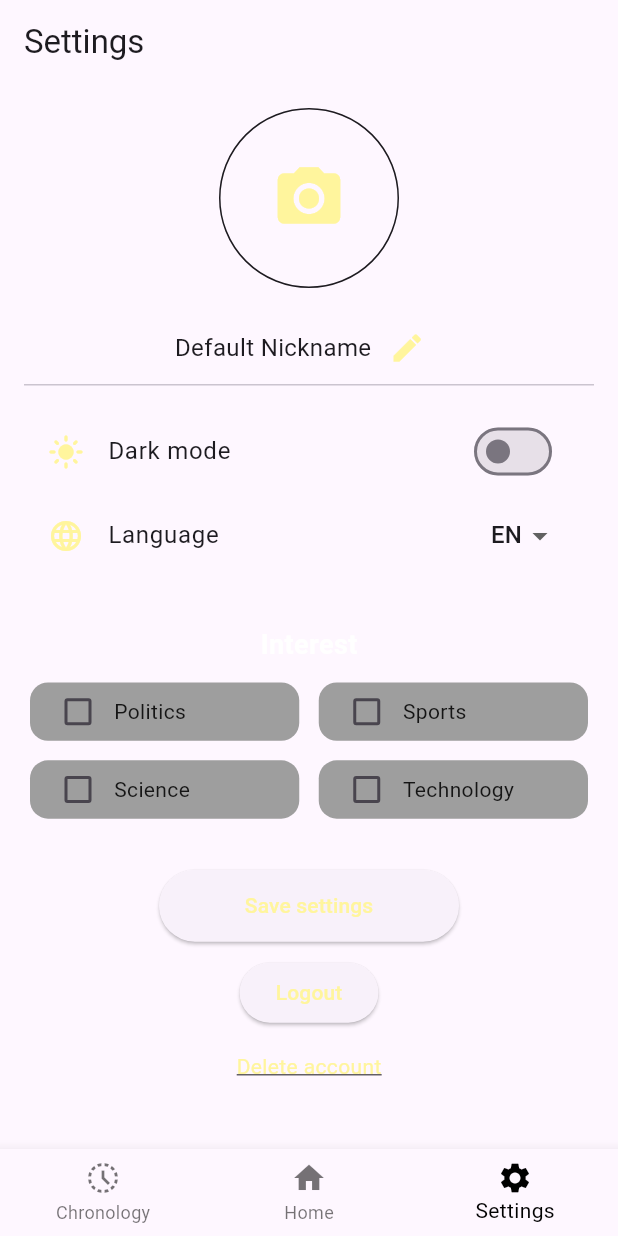
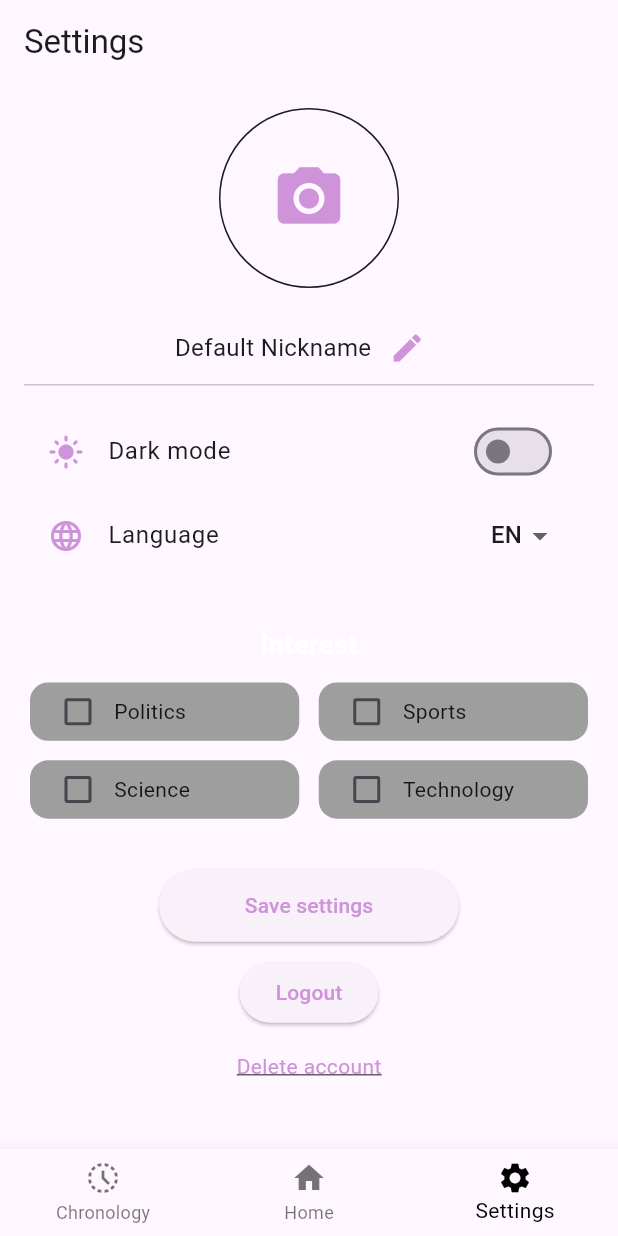
Before and after one commit to VittoDeBonis/news_lence_stage, a Flutter app: the HomePage screen opened by its route, item 3 of the bottom bar chosen, on a phone screen of 412 x 824 dp. Run offline on Flutter 3.47's test engine with Material 3 defaults, Android fonts, the phone set to English and light mode, and no system bars; our stand-ins replace cached_network_image, cloud_firestore, dash_chat_2, firebase_auth, firebase_core, firebase_remote_config and 8 more; missing offline and left inert: chat_gpt_sdk, translator; accounts and stored records are empty; generated files the repository leaves out were written again; network calls fail.

Commit message:
feat: i change a few color, in the bottomAppBAr and in settings_tab

```diff
--- a/lib/presentation/screens/home_page.dart
+++ b/lib/presentation/screens/home_page.dart
@@ -46,7 +46,8 @@ class _HomePageState extends State<HomePage> {
 
 
           ],
-          selectedItemColor: isDarkMode? Colors.yellow[200] : Colors.black,
+          selectedItemColor: isDarkMode? Colors.white : Colors.black,
+          unselectedItemColor: isDarkMode? Colors.grey : Colors.black54,
         ),
     );
   }
--- a/lib/presentation/screens/tabs/settings_tab/settings_tab.dart
+++ b/lib/presentation/screens/tabs/settings_tab/settings_tab.dart
@@ -1,4 +1,4 @@
-// Questo è il file SettingsTab.dart (non modificato rispetto al tuo originale)
+// Questo è il file SettingsTab.dart (aggiornato con colore viola)
 import 'dart:io';
 import 'package:firebase_auth/firebase_auth.dart';
 import 'package:flutter/foundation.dart';
@@ -46,7 +46,7 @@ class _SettingsTabState extends State<SettingsTab> {
       return Icon(
         Icons.camera_alt,
         size: 50,
-        color: Colors.yellow[200],
+        color: Colors.purple[200],
       );
     }
   }
@@ -97,7 +97,7 @@ class _SettingsTabState extends State<SettingsTab> {
                     ),
                     IconButton(
                       onPressed: _editNickname,
-                      icon: Icon(Icons.edit, color: Colors.yellow[200]),
+                      icon: Icon(Icons.edit, color: Colors.purple[200]),
                     ),
                   ],
                 ),
@@ -108,7 +108,7 @@ class _SettingsTabState extends State<SettingsTab> {
                     themeProvider.isDarkMode
                         ? Icons.dark_mode
                         : Icons.light_mode,
-                    color: Colors.yellow[200],
+                    color: Colors.purple[200],
                   ),
                   title: Text(l10n.darkMode),
                   trailing: Switch(
@@ -116,14 +116,14 @@ class _SettingsTabState extends State<SettingsTab> {
                     onChanged: (value) {
                       themeProvider.toggleTheme(value);
                     },
-                    activeColor: Colors.yellow[200],
+                    activeColor: Colors.purple[200],
                   ),
                 ),
                 // Sezione per la lingua
                 ListTile(
                   leading: Icon(
                     Icons.language,
-                    color: Colors.yellow[200],
+                    color: Colors.purple[200],
                   ),
                   title: Text(l10n.language),
                   trailing: DropdownButton<String>(
@@ -137,8 +137,7 @@ class _SettingsTabState extends State<SettingsTab> {
                       }
                     },
                     items: preSettings.languageList
-                        .map<DropdownMenuItem<String>>(
-                            (String value) {
+                        .map<DropdownMenuItem<String>>((String value) {
                       return DropdownMenuItem<String>(
                         value: value,
                         child: Text(value),
@@ -175,7 +174,7 @@ class _SettingsTabState extends State<SettingsTab> {
                         preSettings.selectedInterests[interest] ?? false;
                     return Card(
                       elevation: 0,
-                      color: isSelected ? Colors.yellow[200] : Colors.grey,
+                      color:  Colors.grey,
                       child: InkWell(
                         onTap: () {
                           preSettings.toggleInterest(interest, !isSelected);
@@ -192,7 +191,7 @@ class _SettingsTabState extends State<SettingsTab> {
                                     preSettings.toggleInterest(interest, value);
                                   }
                                 },
-                                activeColor: Colors.yellow[200],
+                                activeColor: Colors.transparent,
                               ),
                               Expanded(
                                 child: Text(
@@ -228,7 +227,7 @@ class _SettingsTabState extends State<SettingsTab> {
                     padding: const EdgeInsets.symmetric(
                         horizontal: 24, vertical: 12),
                     minimumSize: const Size(200, 48),
-                    foregroundColor: Colors.yellow[200],
+                    foregroundColor: Colors.purple[200],
                   ),
                   child: Text(l10n.saveSettings),
                 ),
@@ -251,7 +250,7 @@ class _SettingsTabState extends State<SettingsTab> {
                     }
                   },
                   style: ElevatedButton.styleFrom(
-                    foregroundColor: Colors.yellow[200],
+                    foregroundColor: Colors.purple[200],
                   ),
                   child: Text(l10n.logout),
                 ),
@@ -263,7 +262,7 @@ class _SettingsTabState extends State<SettingsTab> {
                   child: Text(
                     'Delete account',
                     style: TextStyle(
-                      color: Colors.yellow[200],
+                      color: Colors.purple[200],
                       decoration: TextDecoration.underline,
                     ),
                   ),
```
